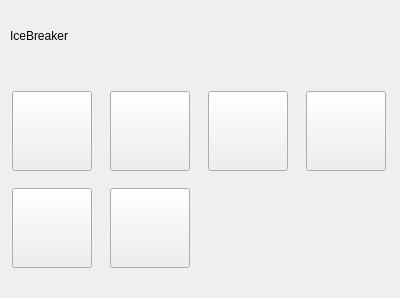
AGuan177/QTice, file qClient/expression.ui: the form before one commit.
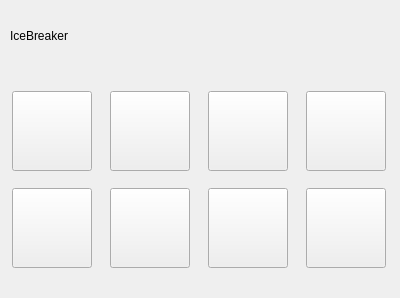
The form after the commit. Icons and pictures are not drawn.

```diff
--- a/qClient/expression.ui
+++ b/qClient/expression.ui
@@ -173,6 +173,32 @@
       </property>
      </widget>
     </item>
+    <item row="1" column="2">
+     <widget class="QPushButton" name="pushButton_7">
+      <property name="minimumSize">
+       <size>
+        <width>80</width>
+        <height>80</height>
+       </size>
+      </property>
+      <property name="text">
+       <string/>
+      </property>
+     </widget>
+    </item>
+    <item row="1" column="3">
+     <widget class="QPushButton" name="pushButton_8">
+      <property name="minimumSize">
+       <size>
+        <width>80</width>
+        <height>80</height>
+       </size>
+      </property>
+      <property name="text">
+       <string/>
+      </property>
+     </widget>
+    </item>
    </layout>
   </widget>
   <widget class="QWidget" name="widget" native="true">
```
